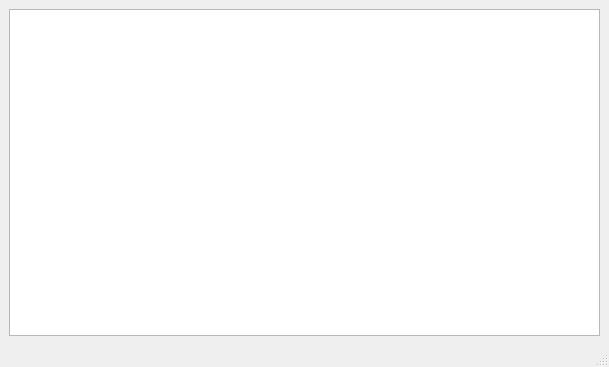
x-tools-author/x-tools, file Source/Assistants/Ping/Source/xToolsPingAssistant.ui: the form before one commit.
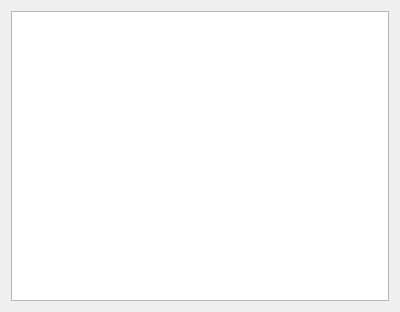
The form after the commit.

```diff
--- a/Source/Assistants/Ping/Source/xToolsPingAssistant.ui
+++ b/Source/Assistants/Ping/Source/xToolsPingAssistant.ui
@@ -1,26 +1,29 @@
 <?xml version="1.0" encoding="UTF-8"?>
 <ui version="4.0">
  <class>xToolsPingAssistant</class>
- <widget class="QMainWindow" name="xToolsPingAssistant">
+ <widget class="QWidget" name="xToolsPingAssistant">
   <property name="geometry">
    <rect>
     <x>0</x>
     <y>0</y>
-    <width>609</width>
-    <height>367</height>
+    <width>400</width>
+    <height>312</height>
    </rect>
   </property>
   <property name="windowTitle">
    <string>MainWindow</string>
   </property>
-  <widget class="QWidget" name="centralwidget">
    <layout class="QGridLayout" name="gridLayout">
-    <item row="0" column="0">
+   <item row="1" column="0">
      <widget class="QTableWidget" name="tableWidget"/>
     </item>
-   </layout>
-  </widget>
-  <widget class="QStatusBar" name="statusbar"/>
+   <item row="2" column="0">
+    <layout class="QHBoxLayout" name="horizontalLayoutStatusBar"/>
+   </item>
+   <item row="0" column="0">
+    <layout class="QHBoxLayout" name="horizontalLayoutToolBar"/>
+   </item>
+  </layout>
  </widget>
  <resources/>
  <connections/>
```
Left out of the diff: 2 changed lines with no effect on the pictures. Lines whose indentation alone changed are shown as unchanged.
